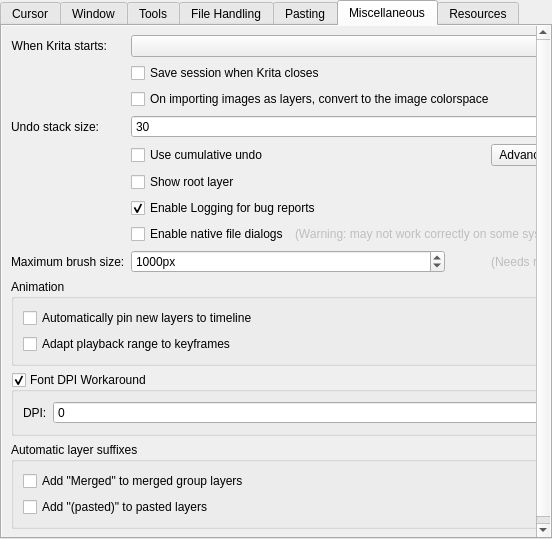
First picture: the form in libs/ui/forms/wdggeneralsettings.ui, repository KDE/krita, before the edit.
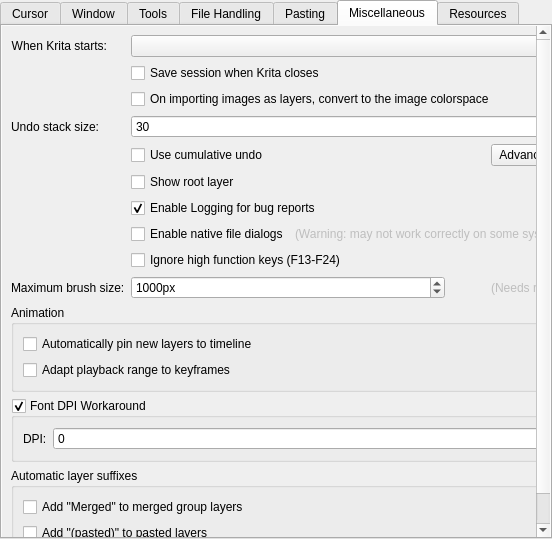
Second picture: the form after the edit. The open tabs and pages were chosen to show the change. Custom widgets are drawn as their Qt base class.

```diff
--- a/libs/ui/forms/wdggeneralsettings.ui
+++ b/libs/ui/forms/wdggeneralsettings.ui
@@ -1299,14 +1299,24 @@
              </layout>
             </widget>
            </item>
-           <item row="8" column="0">
+           <item row="8" column="1">
+            <widget class="QCheckBox" name="chkIgnoreHighFunctionKeys">
+             <property name="toolTip">
+              <string>Some applications may emulate presses of function keys with high numbers (e.g. F22) to bring themselves to the foreground. This may break Krita's shortcuts and actions system. If you have a keyboard with F13 or higher function keys, and you wish to use them, try disabling this option, but take this potential problem into account.</string>
+             </property>
+             <property name="text">
+              <string>Ignore high function keys (F13-F24)</string>
+             </property>
+            </widget>
+           </item>
+           <item row="9" column="0">
             <widget class="QLabel" name="label_9">
              <property name="text">
               <string>Maximum brush size:</string>
              </property>
             </widget>
            </item>
-           <item row="8" column="1">
+           <item row="9" column="1">
             <widget class="QFrame" name="frame">
              <layout class="QHBoxLayout" name="horizontalLayout_2">
               <property name="leftMargin">
@@ -1378,7 +1388,7 @@
              </layout>
             </widget>
            </item>
-           <item row="9" column="0" colspan="2">
+           <item row="10" column="0" colspan="2">
             <widget class="QGroupBox" name="groupBox_5">
              <property name="title">
               <string>Animation</string>
@@ -1407,7 +1417,7 @@
              </layout>
             </widget>
            </item>
-           <item row="10" column="0" colspan="2">
+           <item row="11" column="0" colspan="2">
             <widget class="QGroupBox" name="chkForcedFontDPI">
              <property name="title">
               <string>Font DPI Workaround</string>
@@ -1447,7 +1457,7 @@
              </layout>
             </widget>
            </item>
-           <item row="11" column="0" colspan="2">
+           <item row="12" column="0" colspan="2">
             <widget class="QGroupBox" name="groupBox_51">
              <property name="title">
               <string>Automatic layer suffixes</string>
@@ -1470,7 +1480,7 @@
              </layout>
             </widget>
            </item>
-           <item row="12" column="0" colspan="2">
+           <item row="13" column="0" colspan="2">
             <spacer name="verticalSpacer">
              <property name="orientation">
               <enum>Qt::Vertical</enum>
```
